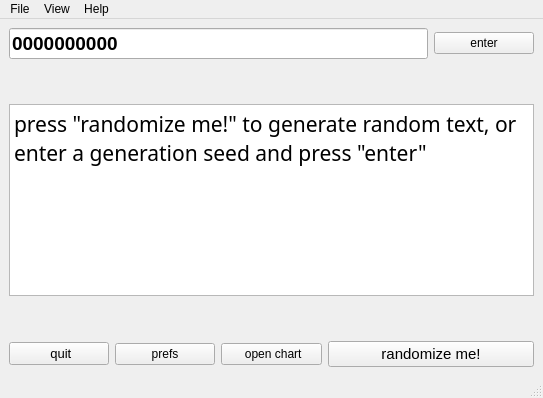
Qt form main/UI/main.ui (willowyx/RandomizeMe) before a commit.
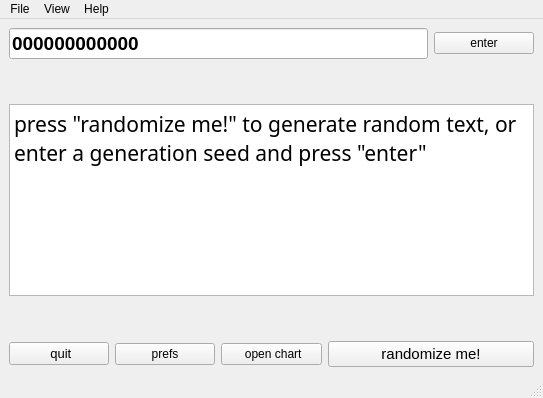
The same form after that commit. Icons and pictures are not drawn.

```diff
--- a/main/UI/main.ui
+++ b/main/UI/main.ui
@@ -76,7 +76,7 @@
          <string>&lt;html&gt;&lt;head/&gt;&lt;body&gt;&lt;p&gt;Enter a numerical value for &amp;quot;seeded&amp;quot; text generation&lt;/p&gt;&lt;/body&gt;&lt;/html&gt;</string>
         </property>
         <property name="text">
-         <string>0000000000</string>
+         <string>000000000000</string>
         </property>
        </widget>
       </item>
```
Left out of the diff: 4 changed lines with no effect on the pictures.
